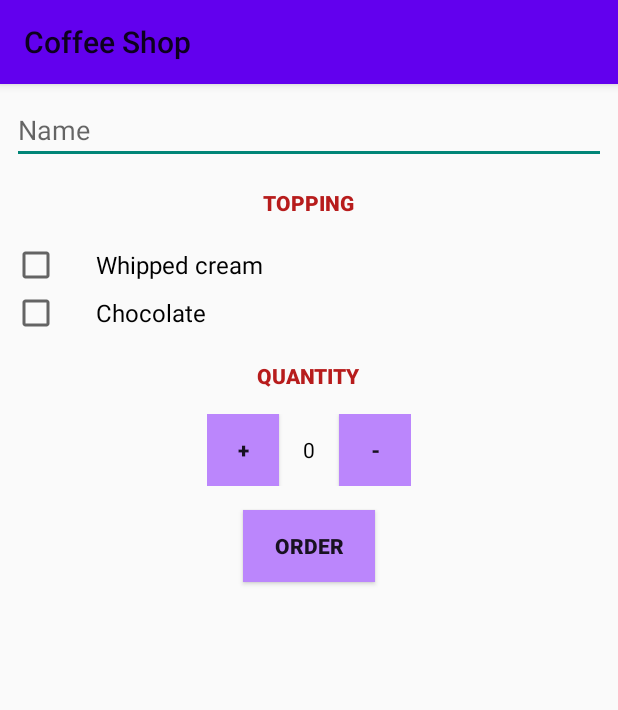
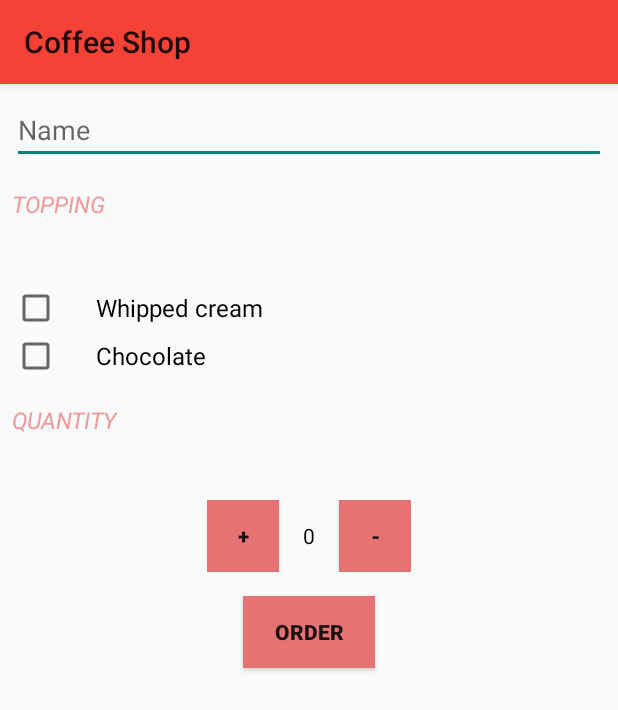
Before and after one commit to YuvalAsidon/CoffeeShop, an Android app: the screen it shows after launch (MainActivity), on a phone screen of 412 x 824 dp. Shown: the top 710 px of the screen. Run offline under Robolectric (Android 15) with nearby library versions, the phone set to English and light mode, and no system bars.

```diff
--- a/app/src/main/res/layout-v26/activity_main.xml
+++ b/app/src/main/res/layout-v26/activity_main.xml
@@ -28,7 +28,7 @@
         <TextView
             android:id="@+id/topping"
             android:text="@string/topping"
-            style="@style/headers" />
+            style="@style/HeaderTextStyle" />
 
         <CheckBox
             android:id="@+id/whippedcream"
@@ -52,12 +52,12 @@
             android:clickable="true"
             android:focusable="true"
             android:paddingLeft="24dp"
-            android:text="Chocolate"
+            android:text="@string/chocolate"
             android:textSize="16sp" />
 
         <TextView
             android:id="@+id/quantity"
-            style="@style/headers"
+            style="@style/HeaderTextStyle"
             android:contentDescription="@string/quantity"
             android:text="@string/quantity"  />
 
--- a/app/src/main/res/layout/activity_main.xml
+++ b/app/src/main/res/layout/activity_main.xml
@@ -16,7 +16,7 @@
         <TextView
             android:id="@+id/topping"
             android:text="@string/topping"
-            style="@style/headers" />
+            style="@style/HeaderTextStyle" />
 
         <CheckBox
             android:id="@+id/whippedcream"
@@ -40,7 +40,7 @@
 
         <TextView
             android:id="@+id/quantity"
-            style="@style/headers"
+            style="@style/HeaderTextStyle"
             android:contentDescription="@string/quantity"
             android:text="@string/quantity" />
 
--- a/app/src/main/res/values/colors.xml
+++ b/app/src/main/res/values/colors.xml
@@ -1,7 +1,7 @@
 <?xml version="1.0" encoding="utf-8"?>
 <resources>
-    <color name="colorPrimary">#6200EE</color>
-    <color name="colorPrimaryDark">#3700B3</color>
-    <color name="colorAccent">#BB86FC</color>
-    <color name="RED">#B71C1C</color>
+    <color name="colorPrimaryDark">#d32f2f</color>
+    <color name="colorPrimary">#f44336</color>
+    <color name="colorAccent">#e57373</color>
+    <color name="color3">#ef9a9a</color>
 </resources>
--- a/app/src/main/res/values/styles.xml
+++ b/app/src/main/res/values/styles.xml
@@ -7,21 +7,21 @@
         <item name="colorPrimaryDark">@color/colorPrimaryDark</item>
     </style>
 
-    <style name="headers" parent="TextAppearance.AppCompat">
-        <item name="android:textColor">@color/RED</item>
-        <item name="android:fontFamily">sans-serif-medium</item>
-        <item name="android:textStyle">bold</item>
-        <item name="android:layout_width">wrap_content</item>
-        <item name="android:layout_height">wrap_content</item>
-        <item name="android:layout_gravity">center</item>
-        <item name="android:layout_marginBottom">16dp</item>
-        <item name="android:layout_marginTop">16dp</item>
-        <item name="android:textAllCaps">true</item>
-        <item name="android:gravity">center</item>
-    </style>
-
     <style name="buttons" parent="Base.Widget.AppCompat.Button">
         <item name="android:textStyle">bold</item>
         <item name="android:background">@color/colorAccent</item>
     </style>
+
+    <style name="HeaderTextStyle">
+        <item name="android:layout_width">wrap_content</item>
+        <item name="android:layout_height">48dp</item>
+        <item name="android:layout_gravity">center_vertical</item>
+        <item name="android:textAllCaps">true</item>
+        <item name="android:textSize">15sp</item>
+        <item name="android:layout_marginBottom">16dp</item>
+        <item name="android:layout_marginTop">16dp</item>
+        <item name="android:textStyle">italic</item>
+        <item name="android:textColor">@color/color3</item>
+        <item name="android:layout_marginLeft">8dp</item>
+    </style>
 </resources>
```
